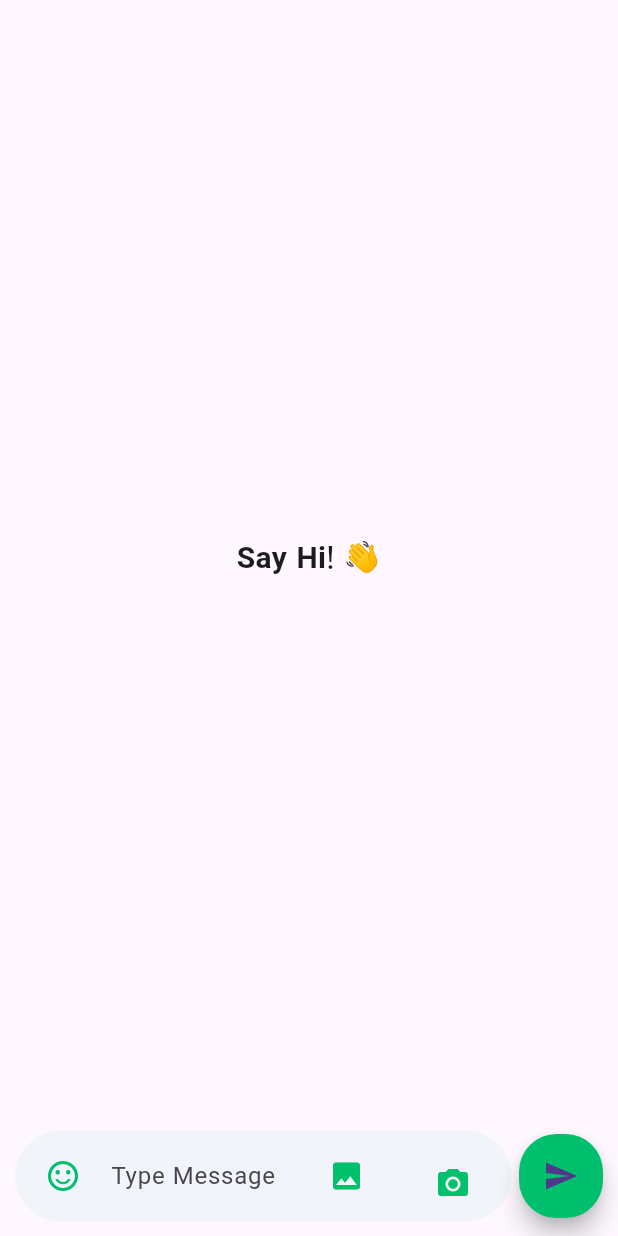
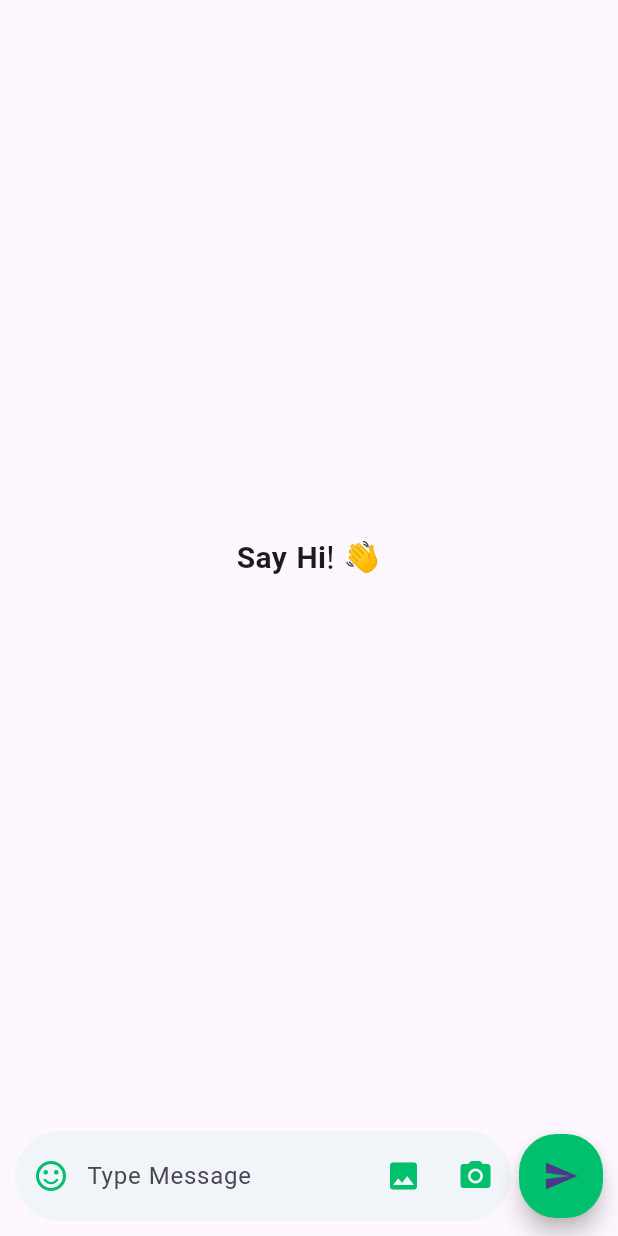
Before and after one commit to ANIKETH232323/WeChat, a Flutter app: the ButtomBodyText widget shown alone on an empty page, opened directly with empty values, on a phone screen of 412 x 824 dp. Run offline on Flutter 3.47's test engine with Material 3 defaults, Android fonts, the phone set to English and light mode, and no system bars; our stand-ins replace cached_network_image, cloud_firestore, emoji_picker_flutter, firebase_auth, firebase_core, firebase_messaging and 8 more; missing offline and left inert: flutter_notification_channel; accounts and stored records are empty; generated files the repository leaves out were written again; network calls fail.

Commit message:
code updated

```diff
--- a/lib/Screens/Message/MessageSendingFIeld.dart
+++ b/lib/Screens/Message/MessageSendingFIeld.dart
@@ -105,10 +105,9 @@ class _ButtomBodyTextState extends State<ButtomBodyText> {
                       decoration: BoxDecoration(
                           color: kPrimaryColor.withOpacity(0.05),
                           borderRadius: BorderRadius.circular(50)),
-                      child: Row(children: [
-                        Padding(
-                          padding: const EdgeInsets.all(8.0),
-                          child: IconButton(
+                      child: Row(
+                          children: [
+                        IconButton(
                             onPressed: () {
                               setState(() {
                                 FocusScope.of(context).unfocus();
@@ -118,7 +117,6 @@ class _ButtomBodyTextState extends State<ButtomBodyText> {
                             icon: const Icon(
                                 Icons.sentiment_satisfied_alt_outlined,
                                 color: kPrimaryColor)),
-                        ),
 
                         // Message TextField
                         Expanded(
@@ -134,9 +132,7 @@ class _ButtomBodyTextState extends State<ButtomBodyText> {
                               hintText: "Type Message",
                               border: InputBorder.none),
                         )),
-                        Padding(
-                          padding: const EdgeInsets.all(8.0),
-                          child: IconButton(
+                        IconButton(
                             onPressed: () async {
                               final ImagePicker picker = ImagePicker();
                               // Pick multiple  image. that's why using list
@@ -149,11 +145,9 @@ class _ButtomBodyTextState extends State<ButtomBodyText> {
                               }
                             },
                             icon: const Icon(Icons.photo,
-                                  color: kPrimaryColor)),
+                                color: kPrimaryColor)
                         ),
-                        Padding(
-                          padding: const EdgeInsets.all(15.0),
-                          child: IconButton(
+                        IconButton(
                             onPressed: () async {
                               final ImagePicker picker = ImagePicker();
                               // Pick an image.
@@ -167,7 +161,6 @@ class _ButtomBodyTextState extends State<ButtomBodyText> {
                             },
                             icon: const Icon(Icons.camera_alt,
                                 color: kPrimaryColor)),
-                        ),
                       ]),
                     ),
                   ),
--- a/lib/Screens/Message/PersonalMessageScreen.dart
+++ b/lib/Screens/Message/PersonalMessageScreen.dart
@@ -59,7 +59,7 @@ class _PersonalMessageScreenState extends State<PersonalMessageScreen> {
                       width: 40,
                       imageUrl: list.isNotEmpty ?list[0].image : widget.chatUserModel.image,
                       placeholder: (context, url) => const CircularProgressIndicator(),
-                      errorWidget: (context, url, error) => const Icon(Icons.error),
+                      errorWidget: (context, url, error) => const Icon(Icons.error,),
                     ),
                   ),
                 ),
```
Also changed, not shown: lib/Screens/LoginDetails/LoginScreen1.dart (+4 -4 lines), lib/Screens/Message/P2PMessageUI/persont_person_Chat_UI.dart (+18 -18 lines), lib/SplashScreen/AppBarBody/MessageHomeScreenListDesign.dart (+4 -17 lines). Lines whose indentation alone changed are shown as unchanged.
